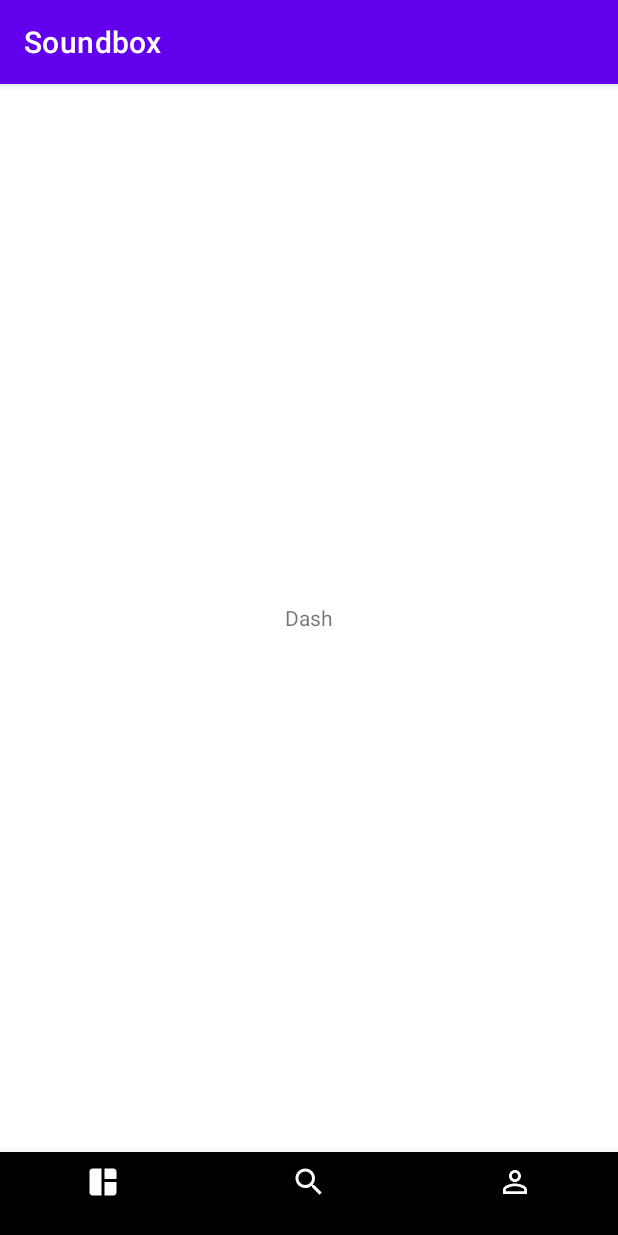
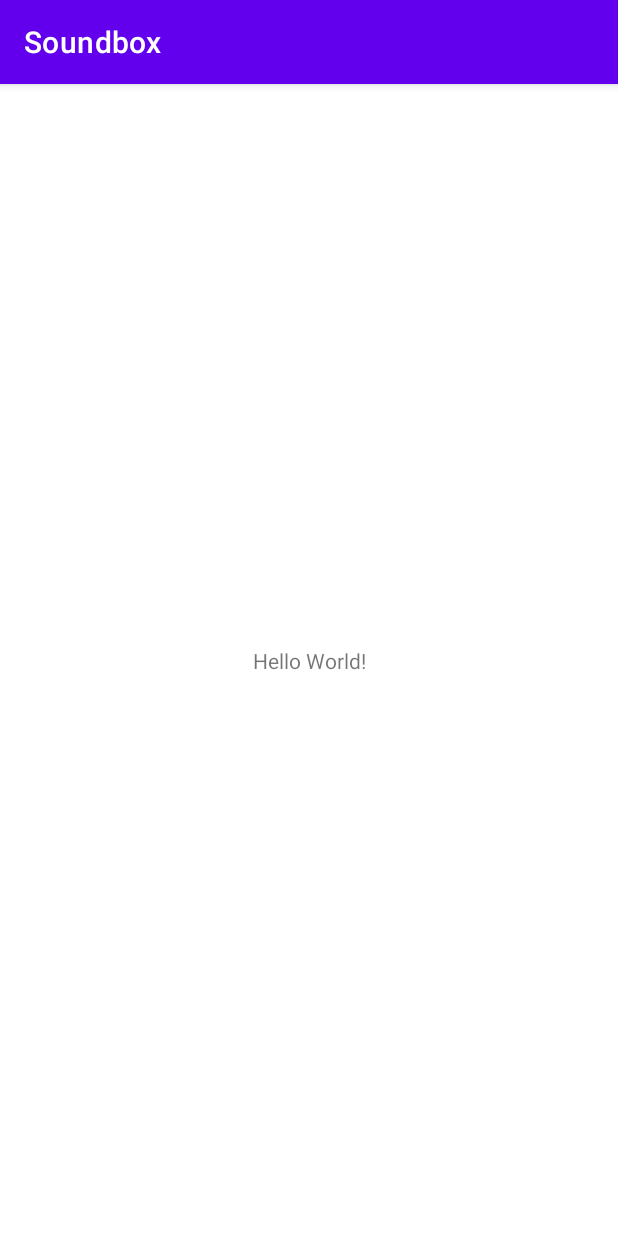
Before and after one commit to MarshallAtlas/SoundBox, an Android app: the screen it shows after launch (MainActivity), on a phone screen of 412 x 824 dp. Run offline under Robolectric (Android 15) with nearby library versions, the phone set to English and light mode, and no system bars.

Commit message:
navigation bar

```diff
--- a/app/src/main/java/ph/edu/dlsu/mobdeve/florendo/mapa/musicboxmobdeb/MainActivity.kt
+++ b/app/src/main/java/ph/edu/dlsu/mobdeve/florendo/mapa/musicboxmobdeb/MainActivity.kt
@@ -2,39 +2,11 @@ package ph.edu.dlsu.mobdeve.florendo.mapa.musicboxmobdeb
 
 import androidx.appcompat.app.AppCompatActivity
 import android.os.Bundle
-import androidx.fragment.app.Fragment
-import com.google.android.material.navigation.NavigationView
-import ph.edu.dlsu.mobdeve.florendo.mapa.musicboxmobdeb.fragments.account_frag
-import ph.edu.dlsu.mobdeve.florendo.mapa.musicboxmobdeb.fragments.dash_frag
-import ph.edu.dlsu.mobdeve.florendo.mapa.musicboxmobdeb.fragments.search_frag
 
 
 class MainActivity : AppCompatActivity() {
     override fun onCreate(savedInstanceState: Bundle?) {
         super.onCreate(savedInstanceState)
-        setContentView(R.layout.dash)
-        val navView: NavigationView = findViewById(R.id.bottom_nav)
-
-
-        val dashFragment = dash_frag()
-        val searchFragment = search_frag()
-        val accountFragment = account_frag()
-
-        makeCurrentFragment(dashFragment)
-
-        navView.setNavigationItemSelectedListener {
-            when (it.itemId) {
-                R.id.nav_dash -> makeCurrentFragment(dashFragment)
-                R.id.nav_account -> makeCurrentFragment(accountFragment)
-                R.id.nav_search -> makeCurrentFragment(searchFragment)
-            }
-            true
-        }
+        setContentView(R.layout.activity_main)
     }
-
-    private fun makeCurrentFragment(fragment: Fragment)=
-        supportFragmentManager.beginTransaction().apply {
-            replace(R.id.fl_wrapper,fragment)
-            commit()
-        }
 }
--- a/app/src/main/java/ph/edu/dlsu/mobdeve/florendo/mapa/musicboxmobdeb/fragments/account_frag.kt
+++ /dev/null
@@ -1,60 +0,0 @@
-package ph.edu.dlsu.mobdeve.florendo.mapa.musicboxmobdeb.fragments
-
-import android.os.Bundle
-import androidx.fragment.app.Fragment
-import android.view.LayoutInflater
-import android.view.View
-import android.view.ViewGroup
-import ph.edu.dlsu.mobdeve.florendo.mapa.musicboxmobdeb.R
-
-// TODO: Rename parameter arguments, choose names that match
-// the fragment initialization parameters, e.g. ARG_ITEM_NUMBER
-private const val ARG_PARAM1 = "param1"
-private const val ARG_PARAM2 = "param2"
-
-/**
- * A simple [Fragment] subclass.
- * Use the [account_frag.newInstance] factory method to
- * create an instance of this fragment.
- */
-class account_frag : Fragment() {
-    // TODO: Rename and change types of parameters
-    private var param1: String? = null
-    private var param2: String? = null
-
-    override fun onCreate(savedInstanceState: Bundle?) {
-        super.onCreate(savedInstanceState)
-        arguments?.let {
-            param1 = it.getString(ARG_PARAM1)
-            param2 = it.getString(ARG_PARAM2)
-        }
-    }
-
-    override fun onCreateView(
-        inflater: LayoutInflater, container: ViewGroup?,
-        savedInstanceState: Bundle?
-    ): View? {
-        // Inflate the layout for this fragment
-        return inflater.inflate(R.layout.fragment_account_frag, container, false)
-    }
-
-    companion object {
-        /**
-         * Use this factory method to create a new instance of
-         * this fragment using the provided parameters.
-         *
-         * @param param1 Parameter 1.
-         * @param param2 Parameter 2.
-         * @return A new instance of fragment account_frag.
-         */
-        // TODO: Rename and change types and number of parameters
-        @JvmStatic
-        fun newInstance(param1: String, param2: String) =
-            account_frag().apply {
-                arguments = Bundle().apply {
-                    putString(ARG_PARAM1, param1)
-                    putString(ARG_PARAM2, param2)
-                }
-            }
-    }
-}
--- a/app/src/main/java/ph/edu/dlsu/mobdeve/florendo/mapa/musicboxmobdeb/fragments/dash_frag.kt
+++ /dev/null
@@ -1,60 +0,0 @@
-package ph.edu.dlsu.mobdeve.florendo.mapa.musicboxmobdeb.fragments
-
-import android.os.Bundle
-import androidx.fragment.app.Fragment
-import android.view.LayoutInflater
-import android.view.View
-import android.view.ViewGroup
-import ph.edu.dlsu.mobdeve.florendo.mapa.musicboxmobdeb.R
-
-// TODO: Rename parameter arguments, choose names that match
-// the fragment initialization parameters, e.g. ARG_ITEM_NUMBER
-private const val ARG_PARAM1 = "param1"
-private const val ARG_PARAM2 = "param2"
-
-/**
- * A simple [Fragment] subclass.
- * Use the [dash_frag.newInstance] factory method to
- * create an instance of this fragment.
- */
-class dash_frag : Fragment() {
-    // TODO: Rename and change types of parameters
-    private var param1: String? = null
-    private var param2: String? = null
-
-    override fun onCreate(savedInstanceState: Bundle?) {
-        super.onCreate(savedInstanceState)
-        arguments?.let {
-            param1 = it.getString(ARG_PARAM1)
-            param2 = it.getString(ARG_PARAM2)
-        }
-    }
-
-    override fun onCreateView(
-        inflater: LayoutInflater, container: ViewGroup?,
-        savedInstanceState: Bundle?
-    ): View? {
-        // Inflate the layout for this fragment
-        return inflater.inflate(R.layout.fragment_dash_frag, container, false)
-    }
-
-    companion object {
-        /**
-         * Use this factory method to create a new instance of
-         * this fragment using the provided parameters.
-         *
-         * @param param1 Parameter 1.
-         * @param param2 Parameter 2.
-         * @return A new instance of fragment dash_frag.
-         */
-        // TODO: Rename and change types and number of parameters
-        @JvmStatic
-        fun newInstance(param1: String, param2: String) =
-            dash_frag().apply {
-                arguments = Bundle().apply {
-                    putString(ARG_PARAM1, param1)
-                    putString(ARG_PARAM2, param2)
-                }
-            }
-    }
-}
--- a/app/src/main/java/ph/edu/dlsu/mobdeve/florendo/mapa/musicboxmobdeb/fragments/search_frag.kt
+++ /dev/null
@@ -1,60 +0,0 @@
-package ph.edu.dlsu.mobdeve.florendo.mapa.musicboxmobdeb.fragments
-
-import android.os.Bundle
-import androidx.fragment.app.Fragment
-import android.view.LayoutInflater
-import android.view.View
-import android.view.ViewGroup
-import ph.edu.dlsu.mobdeve.florendo.mapa.musicboxmobdeb.R
-
-// TODO: Rename parameter arguments, choose names that match
-// the fragment initialization parameters, e.g. ARG_ITEM_NUMBER
-private const val ARG_PARAM1 = "param1"
-private const val ARG_PARAM2 = "param2"
-
-/**
- * A simple [Fragment] subclass.
- * Use the [search_frag.newInstance] factory method to
- * create an instance of this fragment.
- */
-class search_frag : Fragment() {
-    // TODO: Rename and change types of parameters
-    private var param1: String? = null
-    private var param2: String? = null
-
-    override fun onCreate(savedInstanceState: Bundle?) {
-        super.onCreate(savedInstanceState)
-        arguments?.let {
-            param1 = it.getString(ARG_PARAM1)
-            param2 = it.getString(ARG_PARAM2)
-        }
-    }
-
-    override fun onCreateView(
-        inflater: LayoutInflater, container: ViewGroup?,
-        savedInstanceState: Bundle?
-    ): View? {
-        // Inflate the layout for this fragment
-        return inflater.inflate(R.layout.fragment_search_frag, container, false)
-    }
-
-    companion object {
-        /**
-         * Use this factory method to create a new instance of
-         * this fragment using the provided parameters.
-         *
-         * @param param1 Parameter 1.
-         * @param param2 Parameter 2.
-         * @return A new instance of fragment search_frag.
-         */
-        // TODO: Rename and change types and number of parameters
-        @JvmStatic
-        fun newInstance(param1: String, param2: String) =
-            search_frag().apply {
-                arguments = Bundle().apply {
-                    putString(ARG_PARAM1, param1)
-                    putString(ARG_PARAM2, param2)
-                }
-            }
-    }
-}
--- a/app/src/main/res/layout/dash.xml
+++ /dev/null
@@ -1,25 +0,0 @@
-<?xml version="1.0" encoding="utf-8"?>
-<RelativeLayout xmlns:android="http://schemas.android.com/apk/res/android"
-    android:layout_width="match_parent"
-    android:layout_height="match_parent"
-    xmlns:app="http://schemas.android.com/apk/res-auto">
-
-    <FrameLayout
-        android:id="@+id/fl_wrapper"
-        android:layout_width="match_parent"
-        android:layout_height="match_parent"
-        android:layout_above="@id/bottom_nav"
-        />
-
-    <com.google.android.material.bottomnavigation.BottomNavigationView
-        android:id="@+id/bottom_nav"
-        android:layout_width="match_parent"
-        android:layout_height="wrap_content"
-        android:layout_alignParentBottom="true"
-        android:background="?android:attr/windowBackground"
-        app:itemBackground="@color/black"
-        app:itemIconTint="#fff"
-        app:itemTextColor="#fff"
-        app:menu="@menu/nav_bar" />
-
-</RelativeLayout>
--- a/app/src/main/res/layout/fragment_dash_frag.xml
+++ /dev/null
@@ -1,21 +0,0 @@
-<?xml version="1.0" encoding="utf-8"?>
-<FrameLayout xmlns:android="http://schemas.android.com/apk/res/android"
-    xmlns:tools="http://schemas.android.com/tools"
-    android:layout_width="match_parent"
-    android:layout_height="match_parent"
-    tools:context=".fragments.dash_frag">
-
-    <RelativeLayout
-        android:layout_width="match_parent"
-        android:layout_height="match_parent"
-        >
-
-        <TextView
-            android:layout_width="wrap_content"
-            android:layout_height="wrap_content"
-            android:layout_centerInParent="true"
-            android:text="Dash" />
-    </RelativeLayout>
-
-
-</FrameLayout>
--- a/app/src/main/res/menu/nav_bar.xml
+++ /dev/null
@@ -1,24 +0,0 @@
-<?xml version="1.0" encoding="utf-8"?>
-<menu xmlns:android="http://schemas.android.com/apk/res/android">
-
-    <item
-        android:id="@+id/nav_dash"
-        android:icon="@drawable/baseline_space_dashboard_24"
-
-        />
-
-    <item
-        android:id="@+id/nav_search"
-        android:icon="@drawable/search"
-
-        />
-
-    <item
-        android:id="@+id/nav_account"
-        android:icon="@drawable/account"
-
-        />
-
-
-
-</menu>
```
Also changed, not shown: app/src/main/res/layout/fragment_account_frag.xml (deleted, +0 -20 lines), app/src/main/res/layout/fragment_search_frag.xml (deleted, +0 -21 lines).
